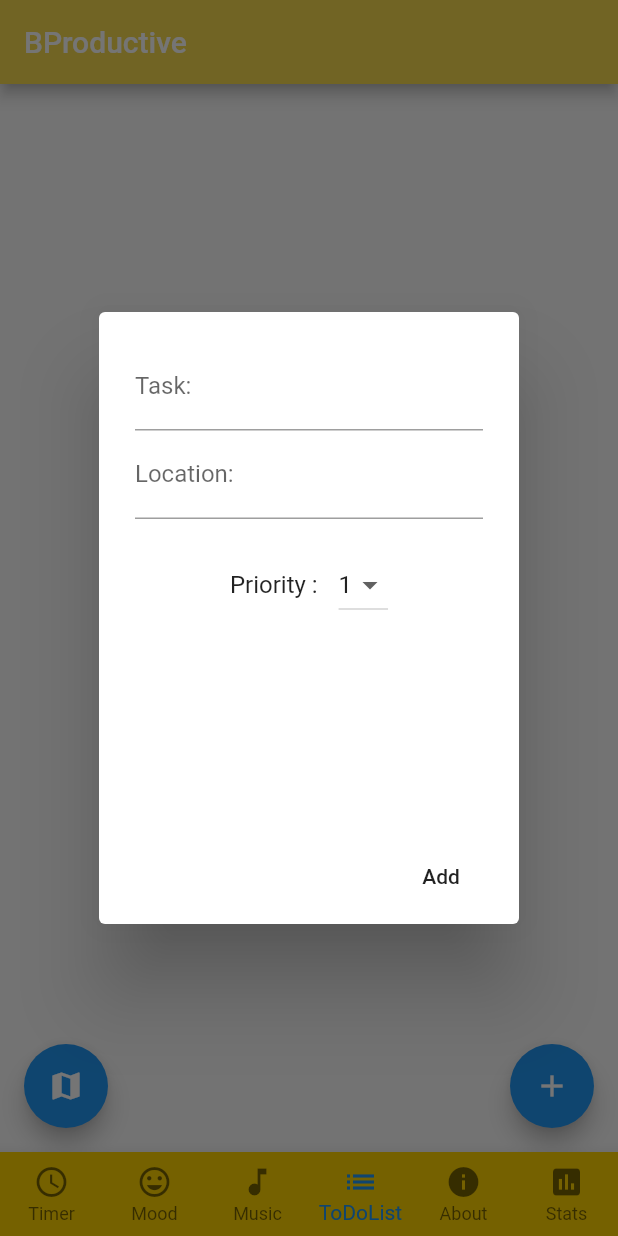
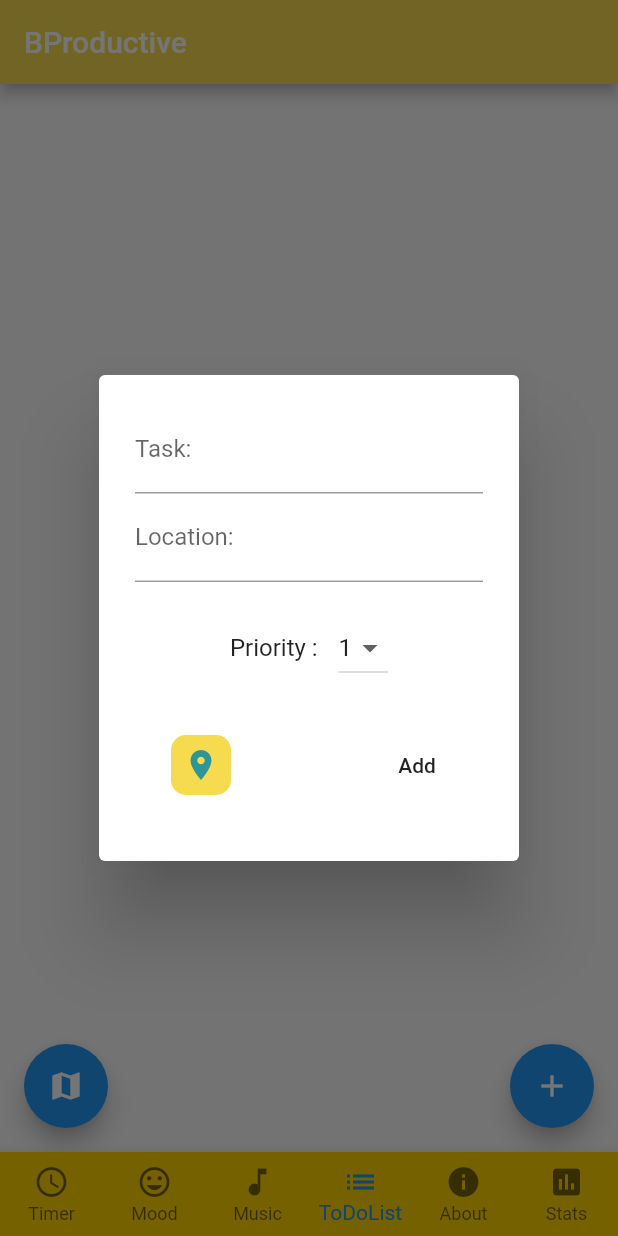
Before and after one commit to mateuszroganowicz/bproductive_flutter, a Flutter app: the screen it shows after launch, item 4 of the bottom bar chosen, after a tap on the "add" icon, on a phone screen of 412 x 824 dp. Run offline on Flutter 3.47's test engine with Material 2 defaults, Android fonts, the phone set to English and light mode, and no system bars; our stand-ins replace assets_audio_player, cloud_firestore, google_maps_flutter; missing offline and left inert: flutter_audio_query; accounts and stored records are empty.

Commit message:
TodoList working with map

```diff
--- a/lib/ViewModels/AddTaskDialog.dart
+++ /dev/null
@@ -1,78 +0,0 @@
-import 'package:flutter/cupertino.dart';
-import 'package:flutter/material.dart';
-import '../Models/Todo.dart';
-
-class AddTaskDialog extends StatefulWidget {
-  @override
-  _AddTaskDialogState createState() => _AddTaskDialogState();
-}
-
-class _AddTaskDialogState extends State<AddTaskDialog> {
-
-  var priorityItems = [1, 2, 3];
-  String description = "";
-  String localisation = "";
-  int priority = 1;
-  int id = 0;
-
-  @override
-  Widget build(BuildContext context) {
-    return AlertDialog(
-      content: Container(
-        height: 300,
-        child: Column(
-          children: <Widget>[
-            TextField(
-              decoration: InputDecoration(labelText: 'Task: '),
-              onChanged: (String desc){
-                description = desc;
-              },
-            ),
-            TextField(
-              decoration: InputDecoration(labelText: 'Location: '),
-              onChanged: (String loc){
-                localisation = loc;
-              },
-            ),
-            Container(
-              margin: EdgeInsets.only(top: 20),
-              child: Row(
-                mainAxisAlignment: MainAxisAlignment.center,
-                children: <Widget>[
-                  Padding(
-                    padding: const EdgeInsets.fromLTRB(0, 10, 10, 10),
-                    child: Text('Priority : '),
-                  ),
-                  DropdownButton<int>(
-                    value: priority,
-                    items: priorityItems.map((element) {
-                      return DropdownMenuItem<int>(
-                        value: element,
-                        child: Text(
-                          element.toString(),
-                          textAlign: TextAlign.center,),
-                      );
-                    }).toList(),
-                    onChanged: (int value) {
-                      priority = value;
-                    },
-                  ),
-                ],
-              ),
-            )
-          ],
-        ),
-      ),
-      actions: <Widget>[
-        FlatButton(
-          onPressed: () {
-            id++;
-            Todo temp = new Todo(description, priority, localisation);
-            temp.addTodo();
-            Navigator.of(context).pop();
-          },
-          child: Text('Add'),)
-      ],
-    );
-  }
-}
--- a/lib/ViewModels/ToDoList.dart
+++ b/lib/ViewModels/ToDoList.dart
@@ -1,8 +1,6 @@
 import 'package:bproductiveflutter/Models/Todo.dart';
-import 'package:bproductiveflutter/ViewModels/AddTaskDialog.dart';
 import 'package:cloud_firestore/cloud_firestore.dart';
 import 'package:flutter/material.dart';
-import 'Map.dart';
 
 import '../main.dart';
 
@@ -18,7 +16,6 @@ class _ToDoListPageState extends State<ToDoListPage>
   String description = "";
   String localisation = "";
   int priority = 1;
-  int id = 0;
 
   deleteTodo(item)
   {
@@ -61,6 +58,9 @@ class _ToDoListPageState extends State<ToDoListPage>
                   });
             },
           ),
+
+
+        //todo Add Task FAB
           floatingActionButton: Align(
             alignment: Alignment.bottomRight,
             child: FloatingActionButton(
@@ -68,13 +68,85 @@ class _ToDoListPageState extends State<ToDoListPage>
               onPressed: () {
                 showDialog(context: context, builder:
                 (BuildContext context){
-                  return AddTaskDialog();
+                  return AlertDialog(
+                    content: Container(
+                      height: 280,
+                      child: Column(
+                        children: <Widget>[
+                          TextField(
+                            decoration: InputDecoration(labelText: 'Task: '),
+                            onChanged: (String desc){
+                              description = desc;
+                            },
+                          ),
+                          TextField(
+                            decoration: InputDecoration(labelText: 'Location: '),
+                            onChanged: (String loc){
+                              localisation = loc;
+                            },
+                          ),
+                          Container(
+                            margin: EdgeInsets.only(top: 20),
+                            child: Row(
+                              mainAxisAlignment: MainAxisAlignment.center,
+                              children: <Widget>[
+                                Padding(
+                                  padding: const EdgeInsets.fromLTRB(0, 10, 10, 10),
+                                  child: Text('Priority : '),
+                                ),
+                                DropdownButton<int>(
+                                  value: priority,
+                                  items: priorityItems.map((element) {
+                                    return DropdownMenuItem<int>(
+                                      value: element,
+                                      child: Text(
+                                        element.toString(),
+                                        textAlign: TextAlign.center,),
+                                    );
+                                  }).toList(),
+                                  onChanged: (int value) {
+                                      priority = value;
+                                  },
+                                ),
+                              ],
+                            ),
+                          ),
+                          SizedBox(
+                            height: 30,
+                          ),
+                          Row(
+                            mainAxisAlignment: MainAxisAlignment.spaceBetween,
+                            children: <Widget>[
+                              FlatButton(
+                                child: Container(
+                                    padding: EdgeInsets.all(8),
+                                    decoration: BoxDecoration(borderRadius: BorderRadius.all(Radius.circular(10)), color: MyApp.main_color,),
+                                    child: Icon(Icons.location_on, color: MyApp.secondary_color,)),
+                                onPressed: () {
+                                  Navigator.pushNamed(context, '/map');
+                                },
+                              ),
+                              FlatButton(
+                                  child: Text('Add'),
+                                  onPressed: () {
+                                    Todo temp = new Todo(description, priority, localisation);
+                                    temp.addTodo();
+                                    Navigator.of(context).pop();
+                                  }),
+                            ],
+                          )
+                        ],
+                      ),
+                    ),
+                  );
                 });
               },
               child: Icon(Icons.add),
             ),
           ),
         ),
+
+        //todo View Map FAB
         Align(
           alignment: Alignment.bottomLeft,
           child: Padding(
--- a/lib/main.dart
+++ b/lib/main.dart
@@ -1,5 +1,4 @@
 import 'dart:async';
-import 'package:bproductiveflutter/ViewModels/AddTaskDialog.dart';
 import 'package:flutter/material.dart';
 
 import 'ViewModels/Mood.dart';
@@ -59,7 +58,6 @@ class HomePage extends State<MyApp> {
         {
           '/map': (context) => Map(),
           '/todo': (context) => ToDoListPage(),
-          '/addTaskDialog': (context) => AddTaskDialog(),
         },
       debugShowCheckedModeBanner: false,
       home: Scaffold(
```
Also changed, not shown: lib/ViewModels/Map.dart (+112 -17 lines).
